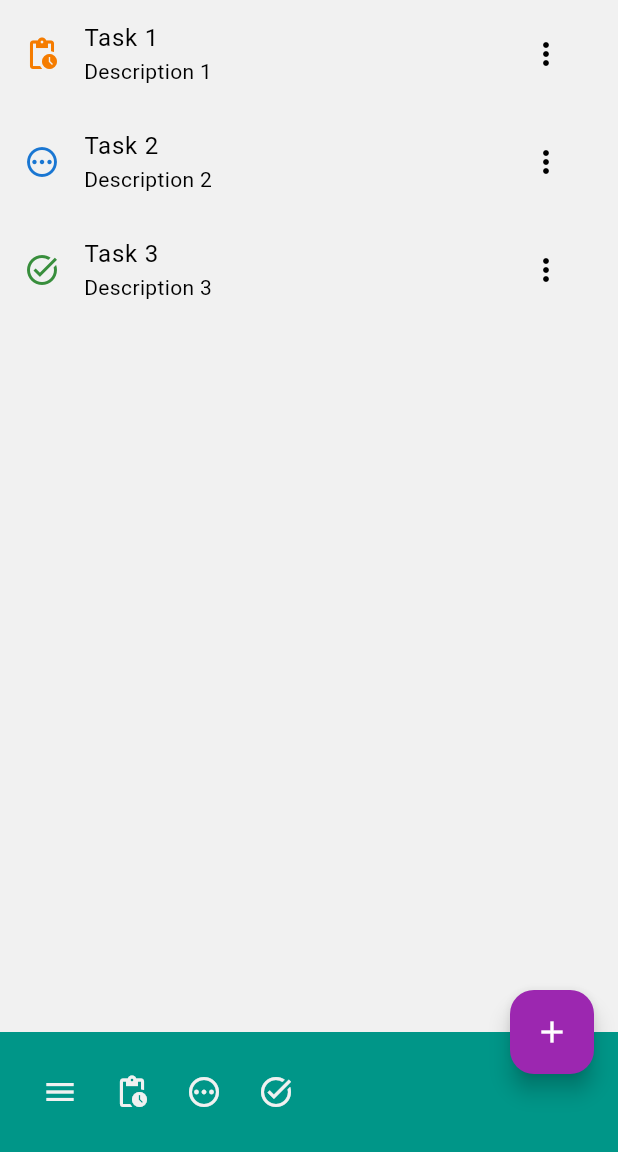
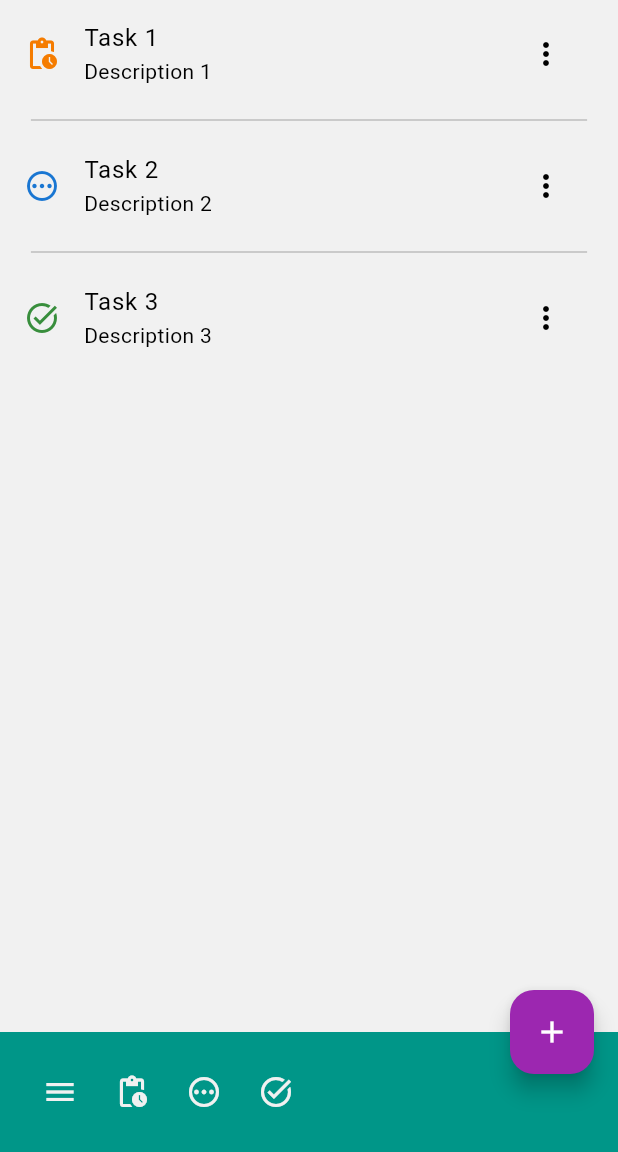
Before and after one commit to danielmontes9/flutter-todo-list-app, a Flutter app: the screen it shows after launch, on a phone screen of 412 x 824 dp, the part 84-1236 px from its top. Run offline on Flutter 3.47's test engine with Material 3 defaults, Android fonts, the phone set to English and light mode, and no system bars.

Commit message:
style: :lipstick: divider

```diff
--- a/lib/features/todo/screens/home.dart
+++ b/lib/features/todo/screens/home.dart
@@ -28,6 +28,8 @@ class _HomePageState extends State<HomePage> {
 
   @override
   Widget build(BuildContext context) {
+    double screenWidth = MediaQuery.of(context).size.width;
+
     return Scaffold(
       appBar: AppBar(
         backgroundColor: AppColors.primary,
@@ -43,10 +45,20 @@ class _HomePageState extends State<HomePage> {
             subtitle: 'Description 1',
             status: Todostatus.pending,
           ),
+          Divider(
+            indent: screenWidth * 0.05,
+            endIndent: screenWidth * 0.05,
+            color: AppColors.disabled,
+          ),
           TaskTile(
             title: 'Task 2',
             subtitle: 'Description 2',
             status: Todostatus.inProgress,
+          ),
+          Divider(
+            indent: screenWidth * 0.05,
+            endIndent: screenWidth * 0.05,
+            color: AppColors.disabled,
           ),
           TaskTile(
             title: 'Task 3',
```
